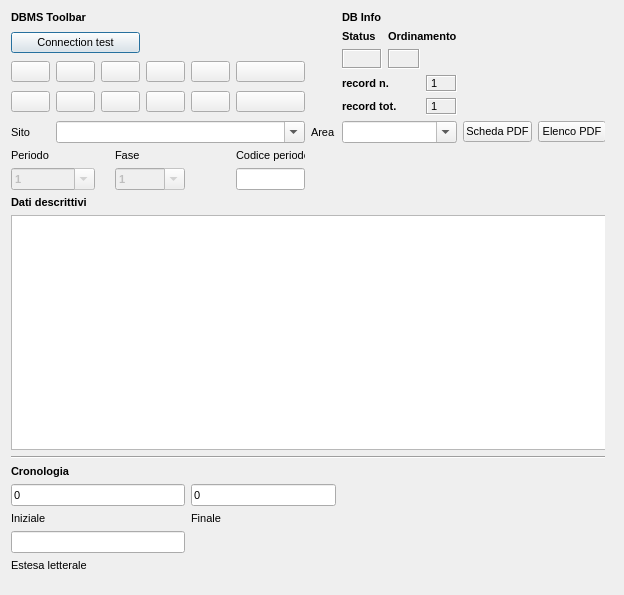
pyarchinit/pyarchinit, file gui/ui/Periodizzazione.ui: the form before one commit.
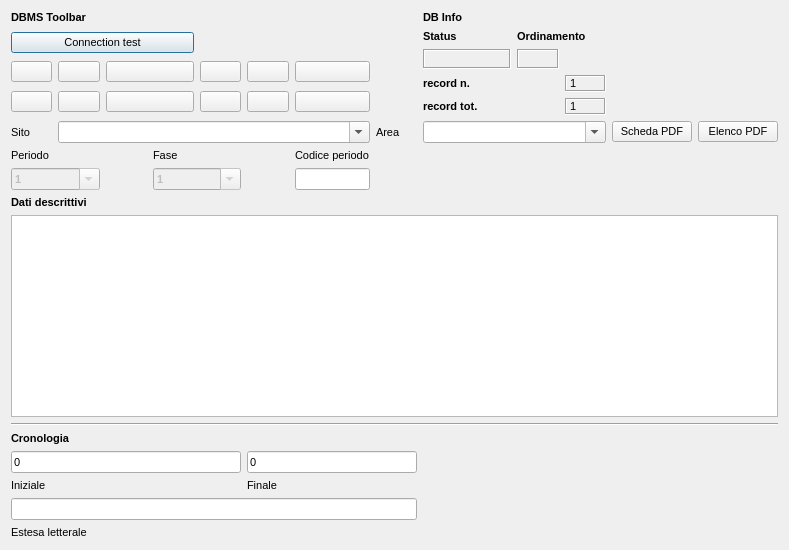
The form after the commit. Icons and pictures are not drawn.

Diff of the .ui file:
```diff
--- a/gui/ui/Periodizzazione.ui
+++ b/gui/ui/Periodizzazione.ui
@@ -6,10 +6,16 @@
    <rect>
     <x>0</x>
     <y>0</y>
-    <width>624</width>
-    <height>595</height>
+    <width>789</width>
+    <height>550</height>
    </rect>
   </property>
+  <property name="sizePolicy">
+   <sizepolicy hsizetype="Expanding" vsizetype="Expanding">
+    <horstretch>0</horstretch>
+    <verstretch>0</verstretch>
+   </sizepolicy>
+  </property>
   <property name="minimumSize">
    <size>
     <width>540</width>
@@ -23,15 +29,8 @@
    <iconset resource="../../resources/resources.qrc">
     <normaloff>:/icons/iconSite.png</normaloff>:/icons/iconSite.png</iconset>
   </property>
-  <widget class="QWidget" name="">
-   <property name="geometry">
-    <rect>
-     <x>11</x>
-     <y>11</y>
-     <width>594</width>
-     <height>561</height>
-    </rect>
-   </property>
+  <layout class="QGridLayout" name="gridLayout_2">
+   <item row="0" column="0">
    <layout class="QGridLayout" name="gridLayout">
     <item row="0" column="0" colspan="3">
      <widget class="QLabel" name="label_29">
@@ -931,19 +930,6 @@
       </property>
      </widget>
     </item>
-    <item row="16" column="0" colspan="5">
-     <widget class="QLineEdit" name="lineEdit_per_estesa">
-      <property name="font">
-       <font>
-        <family>MS Shell Dlg 2</family>
-        <pointsize>8</pointsize>
-       </font>
-      </property>
-      <property name="text">
-       <string/>
-      </property>
-     </widget>
-    </item>
     <item row="17" column="0" colspan="3">
      <widget class="QLabel" name="label_25">
       <property name="font">
@@ -1048,8 +1034,22 @@
       </item>
      </widget>
     </item>
-   </layout>
-  </widget>
+     <item row="16" column="0" colspan="8">
+      <widget class="QLineEdit" name="lineEdit_per_estesa">
+       <property name="font">
+        <font>
+         <family>MS Shell Dlg 2</family>
+         <pointsize>8</pointsize>
+        </font>
+       </property>
+       <property name="text">
+        <string/>
+       </property>
+      </widget>
+     </item>
+    </layout>
+   </item>
+  </layout>
  </widget>
  <resources>
   <include location="../../resources/resources.qrc"/>
```
Lines whose indentation alone changed are shown as unchanged.
